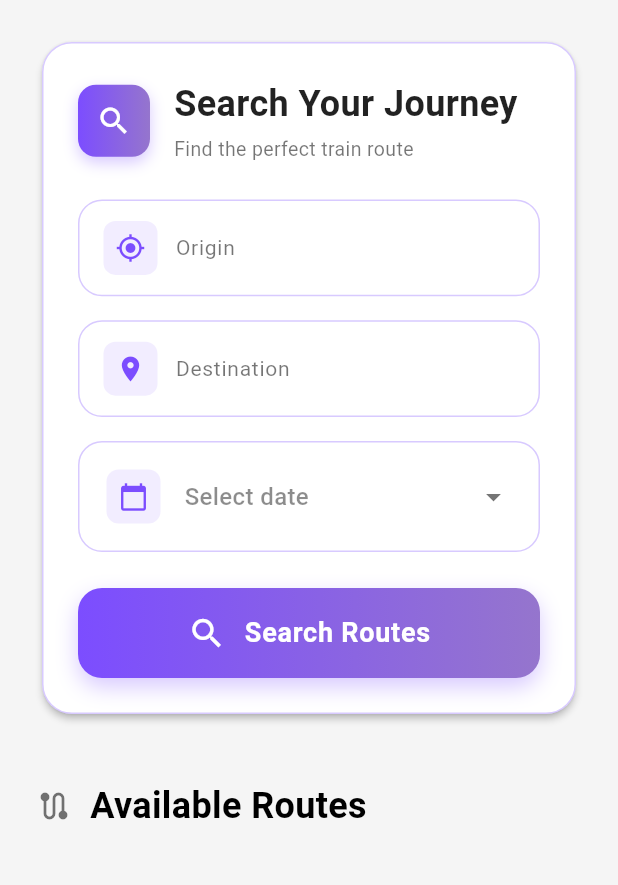
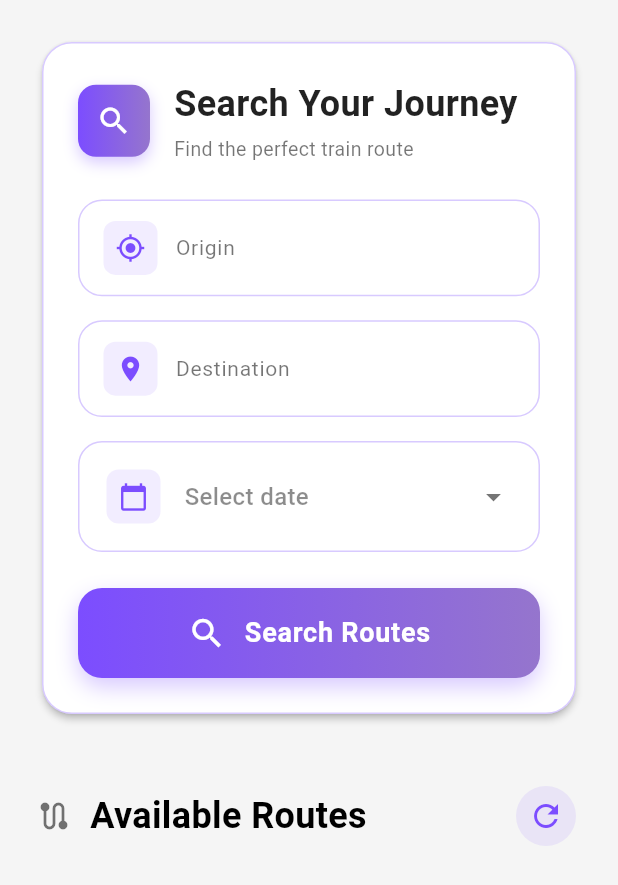
Before and after one commit to MAhmed-23L-0733/SDA-Project, a Flutter app: the HomePage screen opened directly, on a phone screen of 412 x 824 dp. Shown: the top 885 px of the screen. Run offline on Flutter 3.47's test engine with Material 3 defaults, Android fonts, the phone set to English and light mode, and no system bars; our stand-ins replace fl_chart, supabase_flutter; accounts and stored records are empty; network calls fail.

Commit message:
added refresh button in homepage

```diff
--- a/lib/views/pages/home_page.dart
+++ b/lib/views/pages/home_page.dart
@@ -145,6 +145,25 @@ class _HomePageState extends State<HomePage> with TickerProviderStateMixin {
     });
   }
 
+  void _resetSearch() {
+    if (!mounted) return;
+
+    setState(() {
+      _originController.clear();
+      _destinationController.clear();
+      _selectedDate = null;
+      _routes = List.from(_allRoutes);
+    });
+
+    ScaffoldMessenger.of(context).showSnackBar(
+      SnackBar(
+        content: Text('Search cleared - Showing all routes'),
+        duration: Duration(seconds: 2),
+        backgroundColor: Colors.green,
+      ),
+    );
+  }
+
   @override
   Widget build(BuildContext context) {
     final theme = Theme.of(context);
@@ -194,12 +213,24 @@ class _HomePageState extends State<HomePage> with TickerProviderStateMixin {
                           size: 24,
                         ),
                         const SizedBox(width: 12),
-                        Text(
-                          'Available Routes',
-                          style: TextStyle(
-                            fontSize: 24,
-                            fontWeight: FontWeight.bold,
-                            color: isDark ? Colors.white : Colors.black,
+                        Expanded(
+                          child: Text(
+                            'Available Routes',
+                            style: TextStyle(
+                              fontSize: 24,
+                              fontWeight: FontWeight.bold,
+                              color: isDark ? Colors.white : Colors.black,
+                            ),
+                          ),
+                        ),
+                        IconButton(
+                          onPressed: _resetSearch,
+                          icon: Icon(Icons.refresh),
+                          color: theme.colorScheme.primary,
+                          tooltip: 'Reset Search',
+                          style: IconButton.styleFrom(
+                            backgroundColor: theme.colorScheme.primary
+                                .withValues(alpha: 0.1),
                           ),
                         ),
                       ],
```
